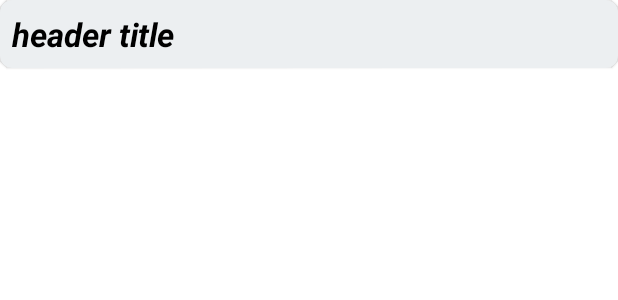
After one commit to farshad049/MySimpleMorty, an Android app: the layout model_character_list_title.xml on its own in the app's theme, with its tools: preview values and no code run, on a phone screen of 412 x 824 dp. The commit adds this screen. Shown: the top 300 px of the screen. Run offline under Robolectric (Android 15) with nearby library versions, the phone set to English and light mode, and no system bars.

Commit message:
header added to epoxy controller

```diff
--- a/app/src/main/res/layout/model_character_list_model.xml
+++ b/app/src/main/res/layout/model_character_list_model.xml
@@ -2,8 +2,10 @@
 <com.google.android.material.card.MaterialCardView xmlns:android="http://schemas.android.com/apk/res/android"
     android:layout_width="match_parent"
     android:layout_height="220dp"
+    app:cardCornerRadius="8dp"
     xmlns:tools="http://schemas.android.com/tools"
     xmlns:app="http://schemas.android.com/apk/res-auto">
+
     <androidx.constraintlayout.widget.ConstraintLayout
         android:layout_width="match_parent"
         android:layout_height="match_parent">
@@ -22,6 +24,7 @@
             app:layout_constraintBottom_toBottomOf="parent"
             tools:text="simple morty"
             android:padding="16dp"
+            android:textSize="18sp"
             android:background="?attr/colorSurface"
             android:textColor="?attr/colorOnSurface"
             android:textStyle="bold"
--- /dev/null
+++ b/app/src/main/res/layout/model_character_list_title.xml
@@ -0,0 +1,22 @@
+<?xml version="1.0" encoding="utf-8"?>
+<com.google.android.material.card.MaterialCardView xmlns:android="http://schemas.android.com/apk/res/android"
+    android:layout_width="match_parent"
+    android:layout_height="wrap_content"
+    xmlns:app="http://schemas.android.com/apk/res-auto"
+    app:cardBackgroundColor="?attr/background"
+    xmlns:tools="http://schemas.android.com/tools"
+    app:cardCornerRadius="8dp">
+
+    <androidx.appcompat.widget.AppCompatTextView
+        android:id="@+id/tvHeaderTitle"
+        android:layout_width="match_parent"
+        android:layout_height="wrap_content"
+        tools:text="header title"
+        android:textColor="?attr/colorOnBackground"
+        android:textSize="22sp"
+        android:padding="8dp"
+        android:textStyle="bold|italic"
+
+        />
+
+</com.google.android.material.card.MaterialCardView>
--- a/app/src/main/res/values-night/themes.xml
+++ b/app/src/main/res/values-night/themes.xml
@@ -2,15 +2,20 @@
     <!-- Base application theme. -->
     <style name="Theme.MySimpleMorty" parent="Theme.MaterialComponents.DayNight.DarkActionBar">
         <!-- Primary brand color. -->
-        <item name="colorPrimary">@color/purple_200</item>
-        <item name="colorPrimaryVariant">@color/purple_700</item>
-        <item name="colorOnPrimary">@color/black</item>
+        <item name="colorPrimary">@color/primaryColor</item>
+        <item name="colorPrimaryVariant">@color/primaryDarkColor</item>
+        <item name="colorOnPrimary">@color/white</item>
         <!-- Secondary brand color. -->
-        <item name="colorSecondary">@color/teal_200</item>
-        <item name="colorSecondaryVariant">@color/teal_200</item>
+        <item name="colorSecondary">@color/secondaryColor</item>
+        <item name="colorSecondaryVariant">@color/secondaryDarkColor</item>
         <item name="colorOnSecondary">@color/black</item>
         <!-- Status bar color. -->
         <item name="android:statusBarColor" tools:targetApi="l">?attr/colorPrimaryVariant</item>
         <!-- Customize your theme here. -->
+
+        <item name="background">@color/blue_gray_700</item>
+        <item name="colorOnBackground">@color/white</item>
+        <item name="colorSurface">@color/blue_gray_900</item>
+        <item name="colorOnSurface">@color/white</item>
     </style>
 </resources>
--- a/app/src/main/res/values/colors.xml
+++ b/app/src/main/res/values/colors.xml
@@ -9,6 +9,25 @@
     <color name="white">#FFFFFFFF</color>
 
 
-    <color name="very_light_gray">#44000000</color>
+        <color name="primaryColor">#90caf9</color>
+        <color name="primaryLightColor">#c3fdff</color>
+        <color name="primaryDarkColor">#5d99c6</color>
+        <color name="secondaryColor">#b0bec5</color>
+        <color name="secondaryLightColor">#e2f1f8</color>
+        <color name="secondaryDarkColor">#808e95</color>
+        <color name="primaryTextColor">#000000</color>
+        <color name="secondaryTextColor">#000000</color>
 
+
+
+    <color name="blue_gray_50">#ECEFF1</color>
+    <color name="blue_gray_100">#CFD8DC</color>
+    <color name="blue_gray_200">#B0BEC5</color>
+    <color name="blue_gray_300">#90A4AE</color>
+    <color name="blue_gray_400">#78909C</color>
+    <color name="blue_gray_500">#607D8B</color>
+    <color name="blue_gray_600">#546E7A</color>
+    <color name="blue_gray_700">#455A64</color>
+    <color name="blue_gray_800">#37474F</color>
+    <color name="blue_gray_900">#263238</color>
 </resources>
--- a/app/src/main/res/values/themes.xml
+++ b/app/src/main/res/values/themes.xml
@@ -2,15 +2,20 @@
     <!-- Base application theme. -->
     <style name="Theme.MySimpleMorty" parent="Theme.MaterialComponents.DayNight.DarkActionBar">
         <!-- Primary brand color. -->
-        <item name="colorPrimary">@color/purple_500</item>
-        <item name="colorPrimaryVariant">@color/purple_700</item>
+        <item name="colorPrimary">@color/primaryColor</item>
+        <item name="colorPrimaryVariant">@color/primaryDarkColor</item>
         <item name="colorOnPrimary">@color/white</item>
         <!-- Secondary brand color. -->
-        <item name="colorSecondary">@color/teal_200</item>
-        <item name="colorSecondaryVariant">@color/teal_700</item>
+        <item name="colorSecondary">@color/secondaryColor</item>
+        <item name="colorSecondaryVariant">@color/secondaryDarkColor</item>
         <item name="colorOnSecondary">@color/black</item>
         <!-- Status bar color. -->
         <item name="android:statusBarColor" tools:targetApi="l">?attr/colorPrimaryVariant</item>
         <!-- Customize your theme here. -->
+
+        <item name="background">@color/blue_gray_50</item>
+        <item name="colorOnBackground">@color/black</item>
+        <item name="colorSurface">@color/white</item>
+        <item name="colorOnSurface">@color/blue_gray_700</item>
     </style>
 </resources>
```
Also changed, not shown: app/src/main/java/com/example/mysimplemorty/characters/CharacterListPagingEpoxyController.kt (+37 -0 lines).
